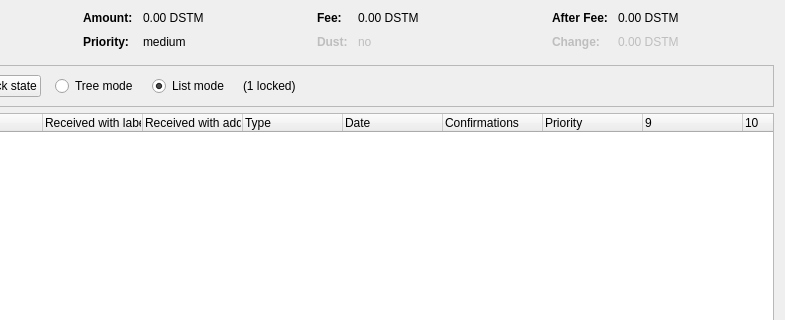
Old version of the form src/qt/forms/coincontroldialog.ui in the repository camenlx/dystem-core; both pictures show x 169 to 954 and y 0 to 320 of the 954 by 500 pixel window.
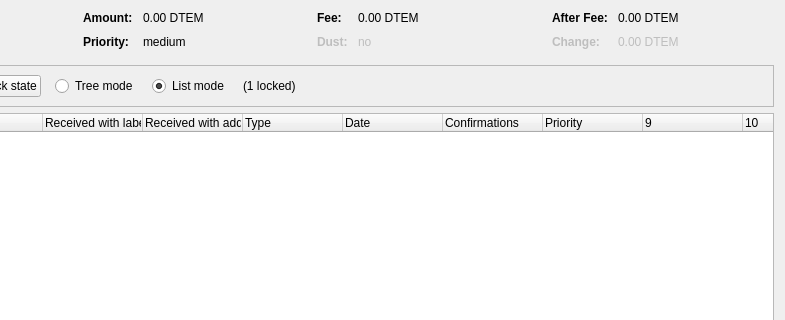
New version of the form. Custom widgets are drawn as their Qt base class.

What changed in the file:
```diff
--- a/src/qt/forms/coincontroldialog.ui
+++ b/src/qt/forms/coincontroldialog.ui
@@ -132,7 +132,7 @@
           <enum>Qt::ActionsContextMenu</enum>
          </property>
          <property name="text">
-          <string notr="true">0.00 DSTM</string>
+          <string notr="true">0.00 DTEM</string>
          </property>
          <property name="textInteractionFlags">
           <set>Qt::LinksAccessibleByMouse|Qt::TextSelectableByKeyboard|Qt::TextSelectableByMouse</set>
@@ -206,7 +206,7 @@
           <enum>Qt::ActionsContextMenu</enum>
          </property>
          <property name="text">
-          <string notr="true">0.00 DSTM</string>
+          <string notr="true">0.00 DTEM</string>
          </property>
          <property name="textInteractionFlags">
           <set>Qt::LinksAccessibleByMouse|Qt::TextSelectableByKeyboard|Qt::TextSelectableByMouse</set>
@@ -286,7 +286,7 @@
           <enum>Qt::ActionsContextMenu</enum>
          </property>
          <property name="text">
-          <string notr="true">0.00 DSTM</string>
+          <string notr="true">0.00 DTEM</string>
          </property>
          <property name="textInteractionFlags">
           <set>Qt::LinksAccessibleByMouse|Qt::TextSelectableByKeyboard|Qt::TextSelectableByMouse</set>
@@ -321,7 +321,7 @@
           <enum>Qt::ActionsContextMenu</enum>
          </property>
          <property name="text">
-          <string notr="true">0.00 DSTM</string>
+          <string notr="true">0.00 DTEM</string>
          </property>
          <property name="textInteractionFlags">
           <set>Qt::LinksAccessibleByMouse|Qt::TextSelectableByKeyboard|Qt::TextSelectableByMouse</set>
```
